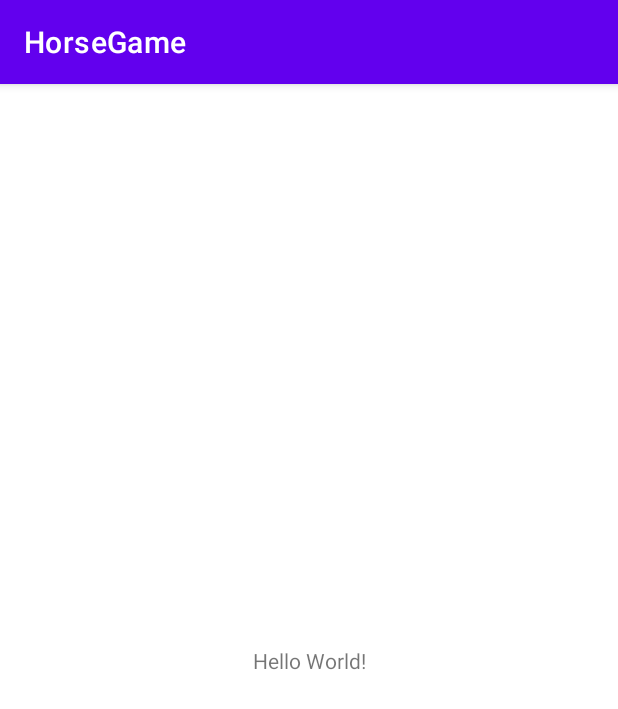
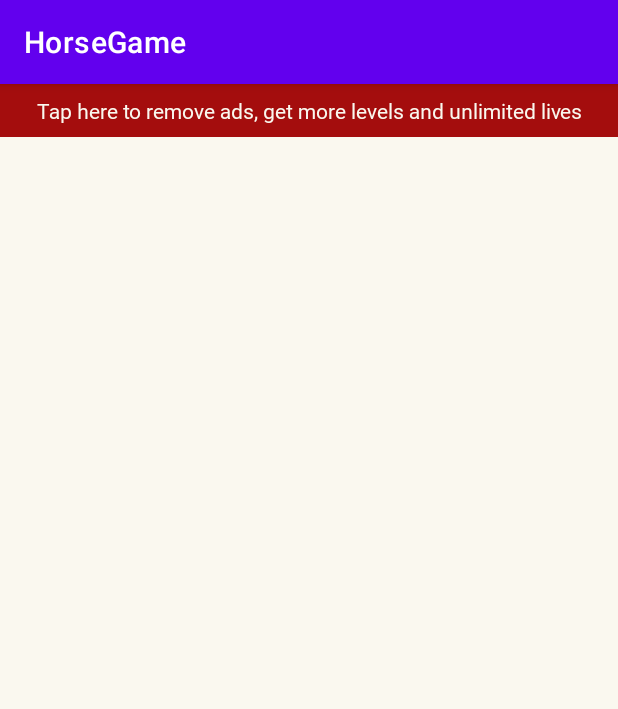
Before and after one commit to martinchoC/HorseGame, an Android app: the screen it shows after launch (MainActivity), on a phone screen of 412 x 824 dp. Shown: the top 709 px of the screen. Run offline under Robolectric (Android 15) with nearby library versions, the phone set to English and light mode, and no system bars.

Commit message:
Visual design - main structure

```diff
--- a/app/src/main/res/layout/activity_main.xml
+++ b/app/src/main/res/layout/activity_main.xml
@@ -1,18 +1,57 @@
 <?xml version="1.0" encoding="utf-8"?>
-<androidx.constraintlayout.widget.ConstraintLayout xmlns:android="http://schemas.android.com/apk/res/android"
+<RelativeLayout xmlns:android="http://schemas.android.com/apk/res/android"
     xmlns:app="http://schemas.android.com/apk/res-auto"
     xmlns:tools="http://schemas.android.com/tools"
     android:layout_width="match_parent"
     android:layout_height="match_parent"
+    android:background="@color/app_color_light"
+    android:id="@+id/rlScreen"
     tools:context=".MainActivity">
 
-    <TextView
-        android:layout_width="wrap_content"
+    <LinearLayout
+        android:layout_width="match_parent"
         android:layout_height="wrap_content"
-        android:text="Hello World!"
-        app:layout_constraintBottom_toBottomOf="parent"
-        app:layout_constraintLeft_toLeftOf="parent"
-        app:layout_constraintRight_toRightOf="parent"
-        app:layout_constraintTop_toTopOf="parent" />
+        android:id="@+id/lyPremium"
+        android:orientation="vertical"
+        android:layout_alignParentTop="true">
 
-</androidx.constraintlayout.widget.ConstraintLayout>
+        <TextView
+            android:layout_width="match_parent"
+            android:layout_height="wrap_content"
+            android:id="@+id/tvPremium"
+            android:fontFamily="@font/rowdies_regular"
+            android:text="@string/premium"
+            android:background="@color/contrast_data"
+            android:textColor="@color/app_color_light"
+            android:textAlignment="center"
+            android:paddingTop="8dp"
+            android:paddingBottom="8dp"/>
+    </LinearLayout>
+
+    <ScrollView
+        android:id="@+id/svGame"
+        android:layout_width="match_parent"
+        android:layout_height="wrap_content"
+        android:layout_below="@+id/lyPremium"
+        android:paddingBottom="70dp">
+
+        <LinearLayout
+            android:layout_width="match_parent"
+            android:layout_height="match_parent"
+            android:orientation="vertical">
+
+        </LinearLayout>
+
+    </ScrollView>
+
+    <LinearLayout
+        android:layout_width="match_parent"
+        android:layout_height="wrap_content"
+        android:id="@+id/lyAdsBanner"
+        android:orientation="vertical"
+        android:layout_alignParentBottom="true">
+
+    </LinearLayout>
+
+
+</RelativeLayout>
--- a/app/src/main/res/values/strings.xml
+++ b/app/src/main/res/values/strings.xml
@@ -1,3 +1,20 @@
 <resources>
     <string name="app_name">HorseGame</string>
+
+    <string name="title">Horse challenge</string>
+    <string name="level">Level</string>
+    <string name="moves">Moves</string>
+    <string name="time">Time</string>
+    <string name="lives">Lives</string>
+    <string name="options">Options</string>
+    <string name="instructions">Move the horse over board to complete all cells.</string>
+    <string name="credits">Game created by martincitooo</string>
+
+    <string name="premium">Tap here to remove ads, get more levels and unlimited lives</string>
+    <string name="premiumTitle">Get premium access forever</string>
+    <string name="premiumBenefit1">No more adds</string>
+    <string name="premiumBenefit2">Unlimited lives</string>
+    <string name="premiumBenefit3">Keep your reached level</string>
+    <string name="pay">PAY ONLY $1 NOW</string>
+
 </resources>
```
Also changed, not shown: app/src/main/res/font/quintessential_regular.ttf (deleted).
